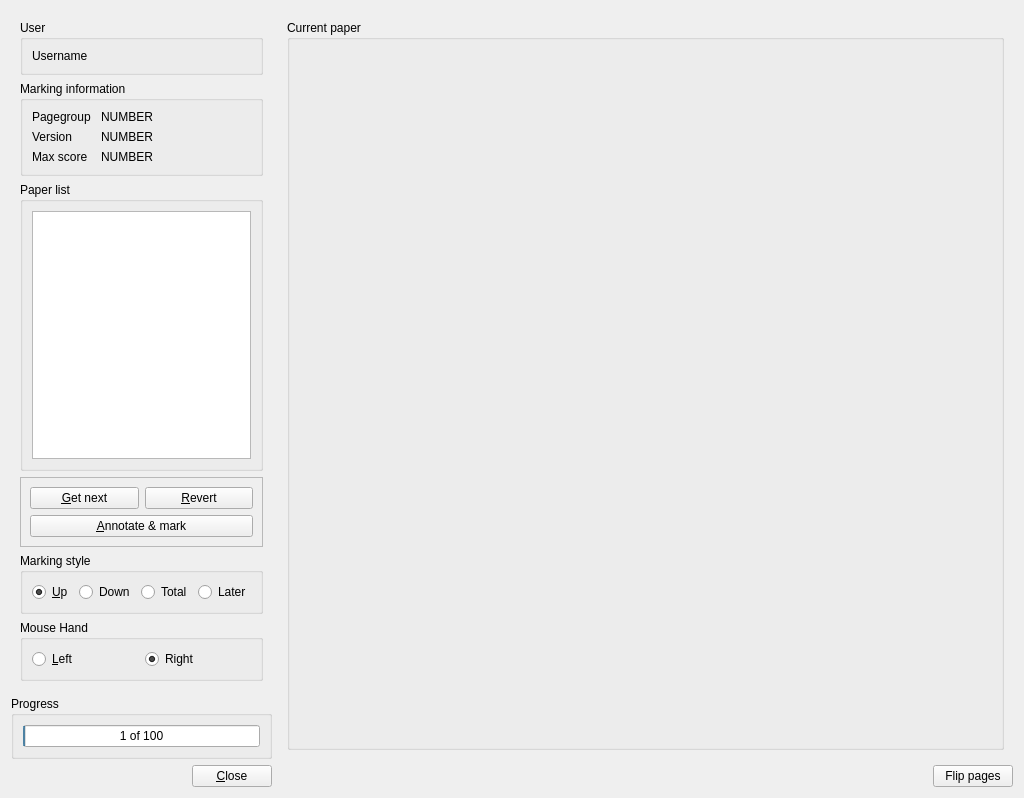
Above: qtCreatorFiles/ui_marker.ui from plomgrading/plom before the change. Below: the same form after it.
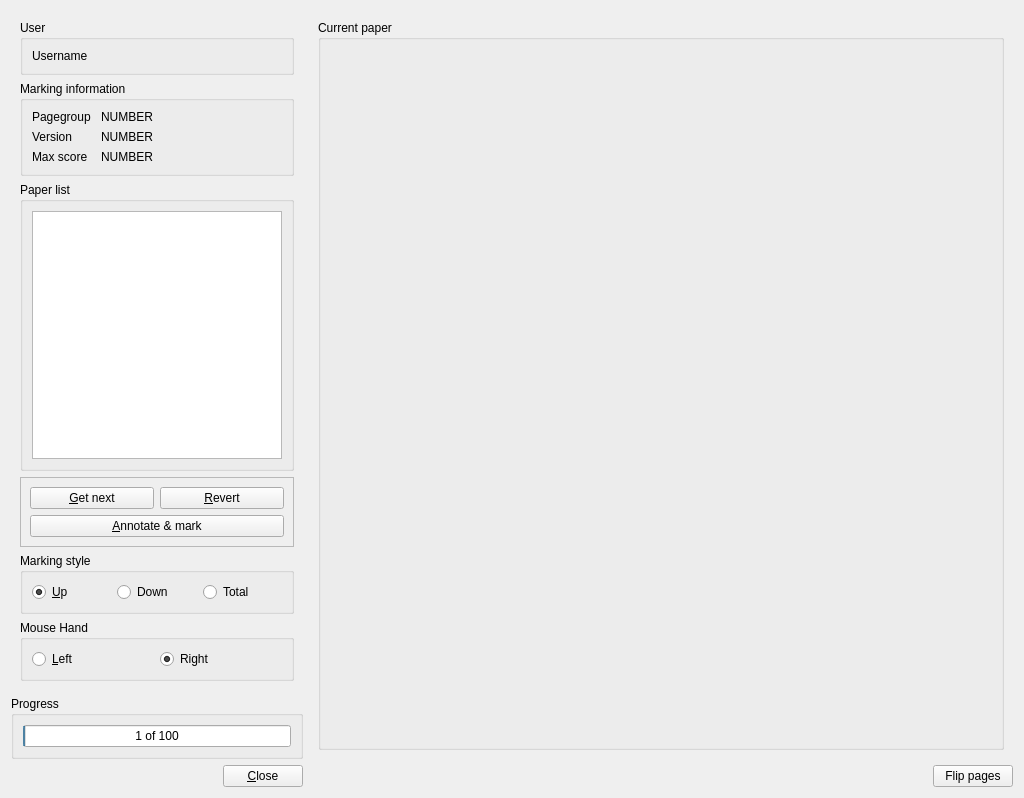
That is the form after the change. Custom widgets are drawn as their Qt base class.

Commit message: Removed decide-later button.

```diff
--- a/qtCreatorFiles/ui_marker.ui
+++ b/qtCreatorFiles/ui_marker.ui
@@ -128,6 +128,12 @@
         <layout class="QGridLayout" name="gridLayout_2">
          <item row="0" column="0" colspan="2">
           <widget class="SimpleTableView" name="tableView">
+           <property name="minimumSize">
+            <size>
+             <width>250</width>
+             <height>0</height>
+            </size>
+           </property>
            <property name="editTriggers">
             <set>QAbstractItemView::NoEditTriggers</set>
            </property>
@@ -223,19 +229,6 @@
            </attribute>
           </widget>
          </item>
-         <item>
-          <widget class="QRadioButton" name="markLaterRB">
-           <property name="text">
-            <string>Later</string>
-           </property>
-           <property name="checked">
-            <bool>false</bool>
-           </property>
-           <attribute name="buttonGroup">
-            <string notr="true">markStyleGroup</string>
-           </attribute>
-          </widget>
-         </item>
         </layout>
        </widget>
       </item>
```
Left out of the diff: 2 changed lines with no effect on the pictures. The commit also changes 2 other files.
